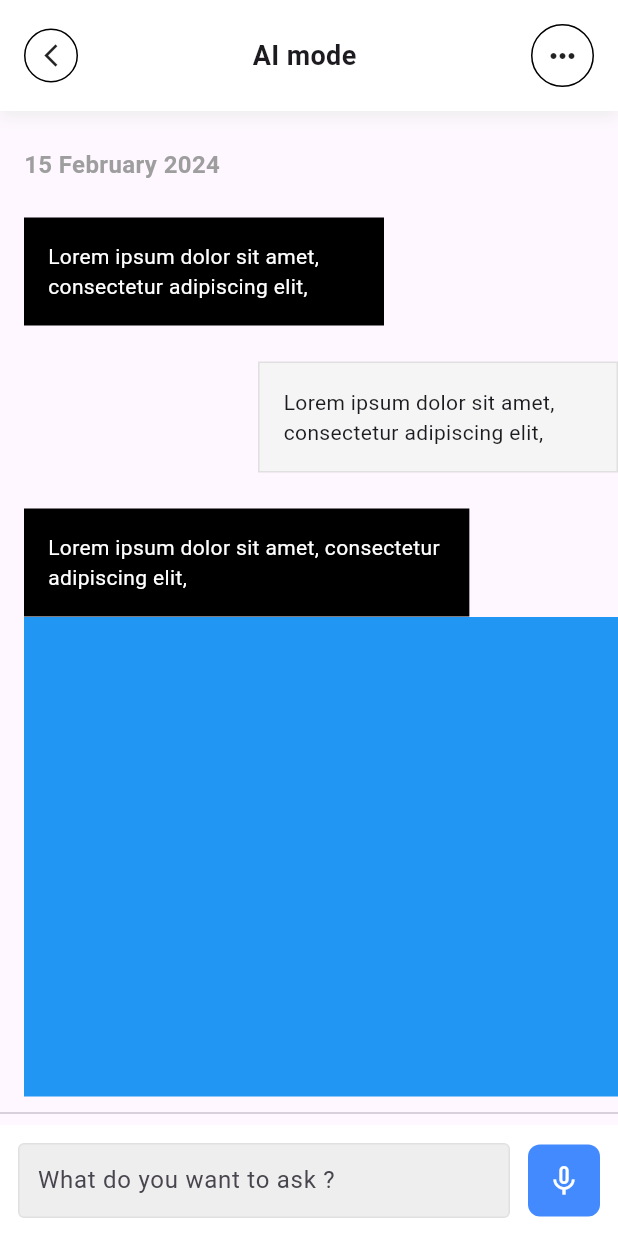
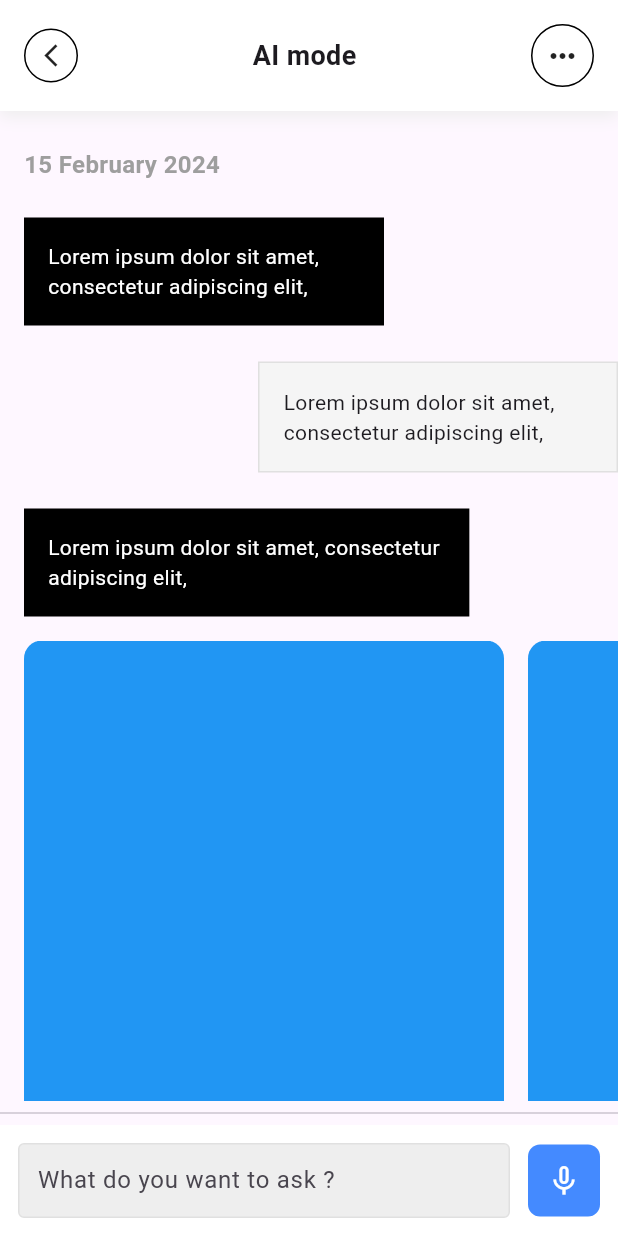
Before and after one commit to JAICHANGPARK/flutter_notebook_chapter_36, a Flutter app: the AiTravelChatPage screen opened directly, on a phone screen of 412 x 824 dp. Run offline on Flutter 3.47's test engine with Material 3 defaults, Android fonts, the phone set to English and light mode, and no system bars; our stand-ins replace gap, google_fonts.

Commit message:
Update ai_travel_chat_page.dart

```diff
--- a/lib/ep1841_ai_travel_app/views/ai_travel_chat_page.dart
+++ b/lib/ep1841_ai_travel_app/views/ai_travel_chat_page.dart
@@ -146,6 +146,7 @@ class _AiTravelChatPageState extends State<AiTravelChatPage> {
                         ),
                       ],
                     ),
+                    Gap(16),
                     SizedBox(
                       height: 320,
                       child: ListView.builder(
@@ -153,9 +154,12 @@ class _AiTravelChatPageState extends State<AiTravelChatPage> {
                         itemBuilder: (context, index) {
                           return Container(
                             width: 320,
+                            margin: EdgeInsets.only(right: 16),
                             decoration: BoxDecoration(
                               color: Colors.blue,
+                              borderRadius: BorderRadius.circular(12),
                             ),
+
                           );
                         },
                       ),
```
